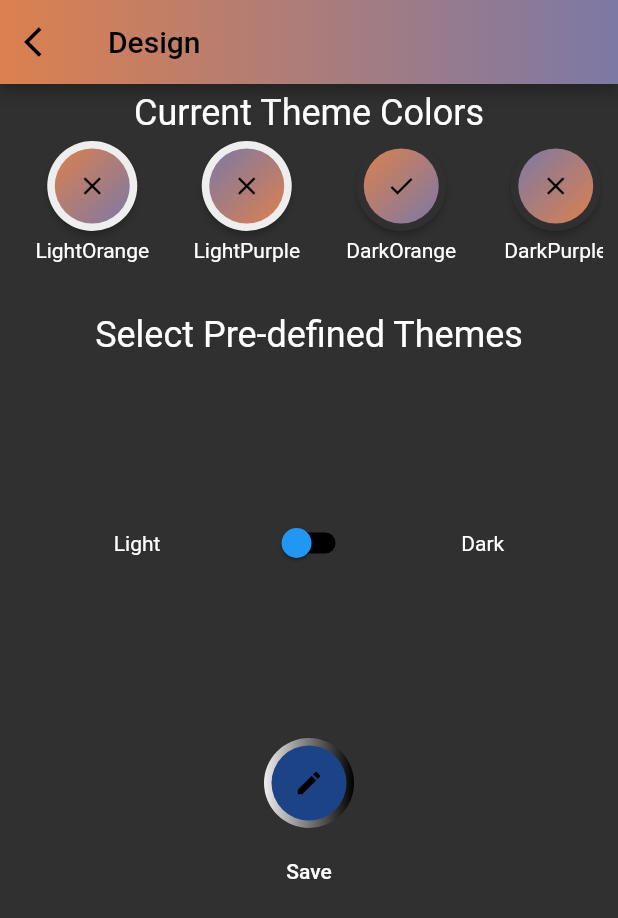
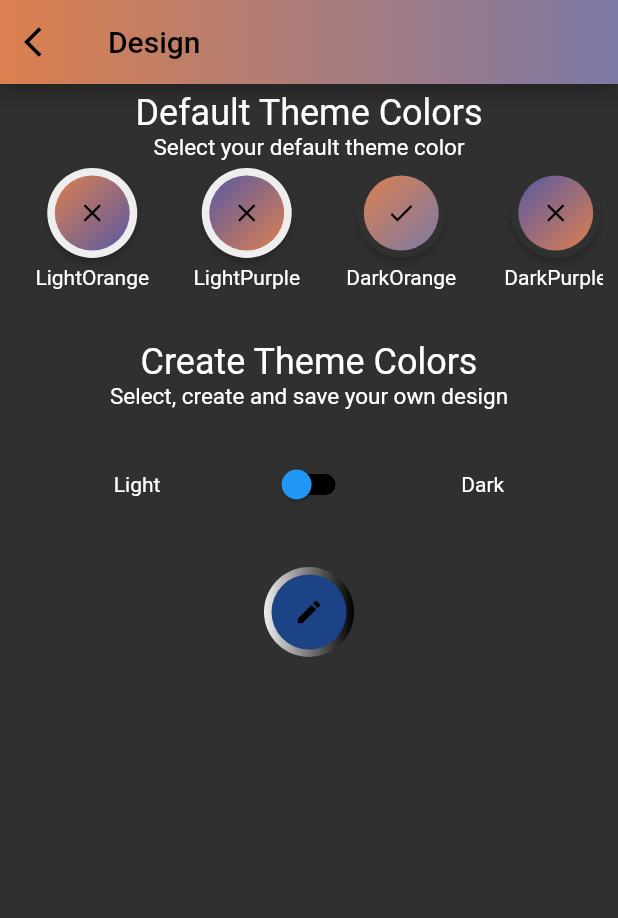
Before and after one commit to Gemu-Inc/Gemu_ui, a Flutter app: the DesignScreen screen opened directly, on a phone screen of 412 x 824 dp. Shown: the top 918 px of the screen. Run offline on Flutter 3.47's test engine with Material 2 defaults, Android fonts, the phone set to English and light mode, and no system bars; our stand-ins replace auto_size_text, cached_network_image, cloud_firestore, firebase_auth, firebase_core, firebase_storage and 7 more; missing offline and left inert: flutter_material_color_picker; accounts and stored records are empty; project files that could hold a hidden picture were left out.

Commit message:
Patch design/profil

```diff
--- a/lib/constants/route_names.dart
+++ b/lib/constants/route_names.dart
@@ -6,3 +6,4 @@ const String ProfilMenuRoute = "ProfilMenu";
 const String EditProfileScreenRoute = "EditProfileScreen";
 const String DesignScreenRoute = "DesignScreenRoute";
 const String SearchScreenRoute = "SearchScreenRoute";
+const String ReglagesScreenRoute = "ReglagesScreenRoute";
--- a/lib/styles/theme_values.dart
+++ b/lib/styles/theme_values.dart
@@ -52,7 +52,7 @@ final darkThemeOrange = ThemeData(
 /// --- Dark Purple Theme ---
 final darkThemePurple = ThemeData(
   brightness: Brightness.dark,
-  primaryColor: Color(0xFF7C79A5),
+  primaryColor: Color(0xFF5959A3),
   accentColor: Color(0xFFDC804F),
   secondaryHeaderColor: Colors.black,
   scaffoldBackgroundColor: Colors.grey[1000],
@@ -74,7 +74,7 @@ final darkThemePurple = ThemeData(
   cardTheme: CardTheme(color: Colors.black),
   cardColor: Colors.black45,
   floatingActionButtonTheme: FloatingActionButtonThemeData(
-    backgroundColor: Color(0xFF7C79A5),
+    backgroundColor: Color(0xFF5959A3),
   ),
   bottomSheetTheme: BottomSheetThemeData(backgroundColor: Colors.black),
   bottomAppBarTheme: BottomAppBarTheme(
@@ -82,16 +82,16 @@ final darkThemePurple = ThemeData(
   ),
   tabBarTheme: TabBarTheme(
     unselectedLabelColor: Colors.grey[400],
-    labelColor: Color(0xFF7C79A5),
+    labelColor: Color(0xFF5959A3),
   ),
-  indicatorColor: Color(0xFF7C79A5),
+  indicatorColor: Color(0xFF5959A3),
 );
 
 /// --- Light Orange Theme ---
 final lightThemeOrange = ThemeData(
   brightness: Brightness.light,
   primaryColor: Color(0xFFDC804F),
-  accentColor: Color(0xFF7C79A5),
+  accentColor: Color(0xFF5959A3),
   secondaryHeaderColor: Colors.white,
   scaffoldBackgroundColor: Colors.grey[200],
   splashColor: Colors.grey[200],
@@ -127,7 +127,7 @@ final lightThemeOrange = ThemeData(
 /// --- Light Purple Theme ---
 final lightThemePurple = ThemeData(
   brightness: Brightness.light,
-  primaryColor: Color(0xFF7C79A5),
+  primaryColor: Color(0xFF5959A3),
   accentColor: Color(0xFFDC804F),
   secondaryHeaderColor: Colors.white,
   scaffoldBackgroundColor: Colors.grey[200],
@@ -148,7 +148,7 @@ final lightThemePurple = ThemeData(
   ),
   cardTheme: CardTheme(color: Colors.white),
   floatingActionButtonTheme: FloatingActionButtonThemeData(
-    backgroundColor: Color(0xFF7C79A5),
+    backgroundColor: Color(0xFF5959A3),
   ),
   bottomSheetTheme: BottomSheetThemeData(backgroundColor: Colors.white),
   bottomAppBarTheme: BottomAppBarTheme(
@@ -156,9 +156,9 @@ final lightThemePurple = ThemeData(
   ),
   tabBarTheme: TabBarTheme(
     unselectedLabelColor: Colors.black,
-    labelColor: Color(0xFF7C79A5),
+    labelColor: Color(0xFF5959A3),
   ),
-  indicatorColor: Color(0xFF7C79A5),
+  indicatorColor: Color(0xFF5959A3),
 );
 
 ThemeData themeCustomLight = ThemeData(brightness: Brightness.light);
--- a/lib/ui/router.dart
+++ b/lib/ui/router.dart
@@ -2,6 +2,7 @@ import 'package:Gemu/ui/screens/Login/login_screen.dart';
 import 'package:Gemu/ui/screens/Navigation/nav_screen.dart';
 import 'package:Gemu/ui/screens/Profil/edit_profile_screen.dart';
 import 'package:Gemu/ui/screens/Profil/profil_screen.dart';
+import 'package:Gemu/ui/screens/Profil/reglages_screen.dart';
 import 'package:Gemu/ui/screens/Register/register_screen.dart';
 import 'package:Gemu/ui/screens/Search/search_screen.dart';
 import 'package:Gemu/ui/screens/screens.dart';
@@ -32,6 +33,9 @@ Route<dynamic> generateRoute(RouteSettings settings) {
     case SearchScreenRoute:
       return _getPageRoute(
           routeName: settings.name, viewToShow: SearchScreen());
+    case ReglagesScreenRoute:
+      return _getPageRoute(
+          routeName: settings.name, viewToShow: ReglagesScreen());
     default:
       return MaterialPageRoute(
           builder: (_) => Scaffold(
--- a/lib/ui/screens/Navigation/nav_screen.dart
+++ b/lib/ui/screens/Navigation/nav_screen.dart
@@ -84,7 +84,7 @@ class _NavScreenState extends State<NavScreen>
                     ),
                     onPressed: () {
                       print('Notifications');
-                    })
+                    }),
               ],
             ),
             body: TabBarView(
--- a/lib/ui/screens/Profil/design_screen.dart
+++ b/lib/ui/screens/Profil/design_screen.dart
@@ -6,6 +6,7 @@ import 'package:shared_preferences/shared_preferences.dart';
 import 'package:provider/provider.dart';
 import 'package:stacked/stacked.dart';
 import 'dart:math';
+import 'package:Gemu/ui/widgets/busy_button.dart';
 
 class DesignScreen extends StatefulWidget {
   @override
@@ -18,6 +19,7 @@ class _DesignScreenState extends State<DesignScreen> {
   SharedPreferences prefs;
   ThemeNotifier themeNotifier;
   bool isSwitched = false;
+  bool createTheme = false;
 
   @override
   void initState() {
@@ -62,8 +64,12 @@ class _DesignScreenState extends State<DesignScreen> {
                     mainAxisAlignment: MainAxisAlignment.center,
                     children: [
                       Text(
-                        "Current Theme Colors",
+                        "Default Theme Colors",
                         style: Theme.of(context).textTheme.headline5,
+                      ),
+                      Text(
+                        "Select your default theme color",
+                        style: TextStyle(fontSize: 15),
                       ),
                       Container(
                           margin: EdgeInsets.all(5.0),
@@ -197,13 +203,17 @@ class _DesignScreenState extends State<DesignScreen> {
                         height: 20,
                       ),
                       Text(
-                        "Select Pre-defined Themes",
+                        "Create Theme Colors",
                         style: Theme.of(context).textTheme.headline5,
+                      ),
+                      Text(
+                        "Select, create and save your own design",
+                        style: TextStyle(fontSize: 15),
                       ),
                       Column(
                         children: [
                           Container(
-                              height: 250,
+                              height: 100,
                               child: Center(
                                   child: Row(
                                 mainAxisAlignment:
@@ -235,6 +245,9 @@ class _DesignScreenState extends State<DesignScreen> {
                                 borderRadius: BorderRadius.circular(40)),
                             child: RawMaterialButton(
                                 onPressed: () {
+                                  setState(() {
+                                    createTheme = true;
+                                  });
                                   if (isSwitched == false) {
                                     model.openDialogThemeCustomLight();
                                   } else if (isSwitched == true) {
@@ -265,7 +278,11 @@ class _DesignScreenState extends State<DesignScreen> {
                                   ),
                                 )),
                           ),
-                          FlatButton(
+                          SizedBox(
+                            height: 30,
+                          ),
+                          createTheme
+                              ? BusyButton(
                                   onPressed: () {
                                     if (isSwitched == false) {
                                       _updateState(4);
@@ -273,15 +290,26 @@ class _DesignScreenState extends State<DesignScreen> {
                                           themeCustomLight.primaryColor.value);
                                       colorChangedAccent(
                                           themeCustomLight.accentColor.value);
+                                      setState(() {
+                                        createTheme = false;
+                                      });
                                     } else if (isSwitched == true) {
                                       _updateState(5);
                                       colorChangedPrimary(
                                           themeCustomDark.primaryColor.value);
                                       colorChangedAccent(
                                           themeCustomDark.accentColor.value);
+                                      setState(() {
+                                        createTheme = false;
+                                      });
                                     }
                                   },
-                              child: Text('Save')),
+                                  title: 'Save',
+                                )
+                              : Container(
+                                  height: 50,
+                                  color: Colors.transparent,
+                                ),
                         ],
                       )
                     ],
```
Also changed, not shown: lib/screensmodels/Profil/profil_screen_model.dart (+4 -24 lines), lib/screensmodels/Profil/reglages_screen_model.dart (added, +40 -0 lines), lib/ui/screens/Profil/profil_screen.dart (+75 -37 lines), lib/ui/screens/Profil/reglages_screen.dart (added, +49 -0 lines), lib/ui/widgets/app_bar_animate.dart (+8 -3 lines). Lines whose indentation alone changed are shown as unchanged.
